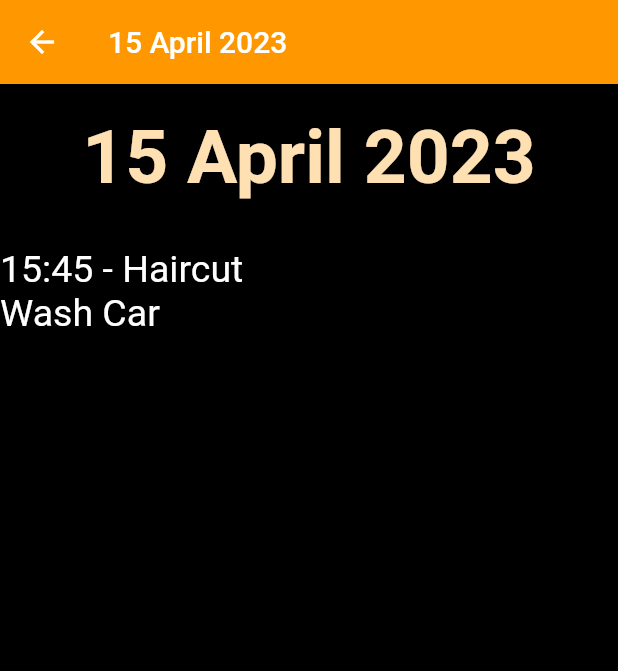
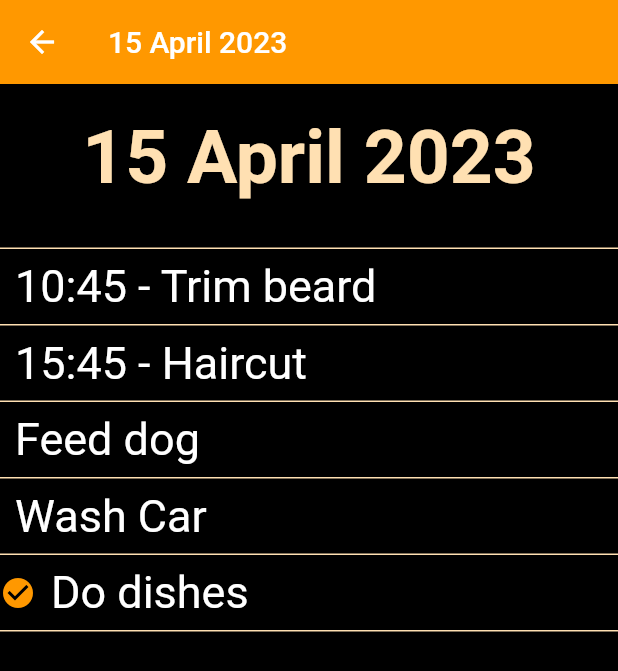
Before and after one commit to CristianTataru/to_do, a Flutter app: the screen it shows after launch, after a tap on an icon or button, on a phone screen of 412 x 824 dp. Shown: the top 671 px of the screen. Run offline on Flutter 3.47's test engine with Material 2 defaults, Android fonts, the phone set to English and light mode, and no system bars.

Commit message:
CRIS-27: Add menu buton for each entry in DatePage with "Done" and "D… (#9)

```diff
--- a/lib/database/database.dart
+++ b/lib/database/database.dart
@@ -3,17 +3,20 @@ import 'package:to_do_list/model/entry.dart';
 Database database = Database(
   {
     DateTime.tryParse("2023-04-15"): [
-      Entry("Haircut", DateTime.tryParse("2023-04-15 15:45"), true),
-      Entry("Wash Car", DateTime.tryParse("2023-04-15"), false),
+      Entry("Feed dog", DateTime.tryParse("2023-04-15"), false, false),
+      Entry("Do dishes", DateTime.tryParse("2023-04-15"), false, true),
+      Entry("Haircut", DateTime.tryParse("2023-04-15 15:45"), true, false),
+      Entry("Trim beard", DateTime.tryParse("2023-04-15 10:45"), true, false),
+      Entry("Wash Car", DateTime.tryParse("2023-04-15"), false, false),
     ],
     DateTime.tryParse("2023-04-17"): [
-      Entry('Buy Gift', DateTime.tryParse("2023-04-17"), false),
-      Entry('Buy Meat', DateTime.tryParse("2023-04-17"), false),
+      Entry('Buy Gift', DateTime.tryParse("2023-04-17"), false, false),
+      Entry('Buy Meat', DateTime.tryParse("2023-04-17"), false, false),
     ],
     null: [
-      Entry("Feed cat", null, false),
-      Entry('Clean house', null, false),
-      Entry("Fix sink", null, false),
+      Entry("Feed cat", null, false, false),
+      Entry('Clean house', null, false, false),
+      Entry("Fix sink", null, false, false),
     ],
   },
 );
@@ -37,9 +40,41 @@ class Database {
     }
   }
 
+  List<Entry> getEntryList(DateTime? key) {
+    if (!toDos.containsKey(key)) {
+      return [];
+    }
+    List<Entry> listReturned = toDos[key]!;
+    listReturned.sort(compareTwoEntries);
+    return listReturned;
+  }
+
+  //Sorteaza 2 entry in ordinea prioritatii:
+  //1.Pune taskurile "Not Done" inainte celor "Done".
+  //2.Pune taskurile cu ora inaintea celor fara ora.
+  //3.Pune taskurile cu ora mai devreme inaintea celor cu ora mai tarzie.
+  //4.Sorteaza taskurile in ordine alfabetica.
+  int compareTwoEntries(Entry a, Entry b) {
+    if (a.isDone == b.isDone) {
+      if (a.hasTime == b.hasTime) {
+        if (a.date == b.date) {
+          return a.name.compareTo(b.name);
+        }
+        if (a.date == null) {
+          return 1;
+        }
+        if (b.date == null) {
+          return -1;
+        }
+        return a.date!.compareTo(b.date!);
+      }
+      return b.hasTime ? 1 : -1;
+    }
+    return b.isDone ? -1 : 1;
+  }
+
   List<List<Entry>> getEntries() {
-    List<List<Entry>> myList = toDos.values.toList();
-
+    List<List<Entry>> myList = toDos.values.where((element) => element.isNotEmpty).toList();
     myList.sort(
       (a, b) {
         if (a.first.date == null) {
@@ -51,6 +86,9 @@ class Database {
         return a.first.date!.compareTo(b.first.date!);
       },
     );
+    for (int i = 0; i < myList.length; i++) {
+      myList[i].sort(compareTwoEntries);
+    }
     return myList;
   }
 }
--- a/lib/feature/add_entry/add_entry_page.dart
+++ b/lib/feature/add_entry/add_entry_page.dart
@@ -212,11 +212,7 @@ class _AddEntryPageState extends State<AddEntryPage> {
                     ? null
                     : () {
                         database.addEntry(
-                          Entry(
-                            textController.text,
-                            dataAleasa,
-                            oraAleasa != null,
-                          ),
+                          Entry(textController.text, dataAleasa, oraAleasa != null, false),
                         );
                         Navigator.of(context).pop();
                       },
--- a/lib/feature/date_page/date_page.dart
+++ b/lib/feature/date_page/date_page.dart
@@ -1,10 +1,12 @@
 import 'package:flutter/material.dart';
 import 'package:intl/intl.dart';
+import 'package:to_do_list/database/database.dart';
 import 'package:to_do_list/model/entry.dart';
 
 class DatePage extends StatefulWidget {
-  final List<Entry> todayEntries;
-  const DatePage(this.todayEntries, {super.key});
+  final void Function() homeCallback;
+  final DateTime? entryKey;
+  const DatePage(this.homeCallback, this.entryKey, {super.key});
 
   @override
   State<DatePage> createState() => _DatePageState();
@@ -15,11 +17,8 @@ class _DatePageState extends State<DatePage> {
 
   @override
   Widget build(BuildContext context) {
-    final pageTitle = widget.todayEntries[0].date == null
-        ? "Others"
-        : dateFormatter.format(
-            widget.todayEntries[0].date!,
-          );
+    final todayEntries = database.getEntryList(widget.entryKey);
+    final pageTitle = widget.entryKey == null ? "Others" : dateFormatter.format(widget.entryKey!);
     return Scaffold(
       backgroundColor: Colors.black,
       appBar: AppBar(
@@ -50,8 +49,15 @@ class _DatePageState extends State<DatePage> {
                 child: Column(
                   crossAxisAlignment: CrossAxisAlignment.stretch,
                   children: [
-                    ...widget.todayEntries.map(
-                      (e) => ShowEntry(e),
+                    Container(
+                      height: 1,
+                      color: Colors.orange[100],
+                    ),
+                    ...todayEntries.map(
+                      (e) => ShowEntry(widget.entryKey, () {
+                        widget.homeCallback();
+                        setState(() {});
+                      }, e),
                     ),
                   ],
                 ),
@@ -65,8 +71,10 @@ class _DatePageState extends State<DatePage> {
 }
 
 class ShowEntry extends StatefulWidget {
+  final DateTime? entryKey;
+  final void Function() callback;
   final Entry entry;
-  const ShowEntry(this.entry, {super.key});
+  const ShowEntry(this.entryKey, this.callback, this.entry, {super.key});
 
   @override
   State<ShowEntry> createState() => _ShowEntryState();
@@ -74,18 +82,146 @@ class ShowEntry extends StatefulWidget {
 
 class _ShowEntryState extends State<ShowEntry> {
   static final DateFormat timeFormatter = DateFormat('HH:mm');
+
+  void onPopupButtonPressed(String value) {
+    if (value == "Done") {
+      onEntryDone();
+    } else if (value == "Undone") {
+      onEntryUndone();
+    } else if (value == "Delete") {
+      onEntryDelete();
+    }
+  }
+
+  void onEntryDone() => setState(() {
+        widget.entry.isDone = true;
+        widget.callback();
+      });
+
+  void onEntryUndone() => setState(() {
+        widget.entry.isDone = false;
+        widget.callback();
+      });
+
+  void onEntryDelete() {
+    showDialog(
+      context: context,
+      builder: (context) {
+        return AlertDialog(
+          title: const Text("Delete entry"),
+          content: const Text(
+            "Are you sure you want to delete this entry?",
+            style: TextStyle(fontSize: 25),
+          ),
+          actions: [
+            TextButton(
+              onPressed: onEntryDeleteConfirmed,
+              child: const Text(
+                "Confirm",
+                style: TextStyle(
+                  fontSize: 20,
+                  color: Colors.black,
+                ),
+              ),
+            ),
+            TextButton(
+              onPressed: () {
+                Navigator.of(context).pop();
+              },
+              child: const Text(
+                "Cancel",
+                style: TextStyle(
+                  fontSize: 20,
+                  color: Colors.black,
+                ),
+              ),
+            )
+          ],
+          backgroundColor: Colors.orange[100],
+        );
+      },
+    );
+  }
+
+  void onEntryDeleteConfirmed() {
+    if (database.toDos[widget.entryKey]!.length == 1) {
+      Navigator.of(context).pop();
+      database.toDos[widget.entryKey]!.remove(widget.entry);
+      widget.callback();
+    } else {
+      setState(() {
+        database.toDos[widget.entryKey]!.remove(widget.entry);
+        widget.callback();
+      });
+    }
+    Navigator.of(context).pop();
+  }
+
   @override
   Widget build(BuildContext context) {
     return Column(
       crossAxisAlignment: CrossAxisAlignment.start,
       children: [
+        Container(
+          decoration: BoxDecoration(
+            border: Border(
+              bottom: BorderSide(color: Colors.orange[100]!),
+            ),
+          ),
+          child: Row(
+            children: [
+              Visibility(
+                visible: widget.entry.isDone,
+                child: const Icon(
+                  Icons.check_circle,
+                  color: Colors.orange,
+                ),
+              ),
+              const SizedBox(
+                height: 50,
+                width: 10,
+              ),
               Text(
                 widget.entry.hasTime
                     ? "${timeFormatter.format(widget.entry.date!)} - ${widget.entry.name}"
                     : widget.entry.name,
-          style: const TextStyle(color: Colors.white, fontSize: 25),
+                style: const TextStyle(color: Colors.white, fontSize: 30),
                 textAlign: TextAlign.left,
+              ),
+              const Spacer(),
+              PopupMenuButton(
+                onSelected: onPopupButtonPressed,
+                itemBuilder: (context) {
+                  return [
+                    const PopupMenuItem(
+                      value: "Edit",
+                      child: Text(
+                        "Edit",
+                        style: TextStyle(fontSize: 25),
+                      ),
+                    ),
+                    PopupMenuItem(
+                      value: widget.entry.isDone ? "Undone" : "Done",
+                      child: Text(
+                        widget.entry.isDone ? "Undone" : "Done",
+                        style: const TextStyle(fontSize: 25),
+                      ),
+                    ),
+                    const PopupMenuItem(
+                      value: "Delete",
+                      child: Text(
+                        "Delete",
+                        style: TextStyle(fontSize: 25),
+                      ),
                     )
+                  ];
+                },
+                color: Colors.orange[100],
+                icon: const Icon(Icons.menu),
+              )
+            ],
+          ),
+        ),
       ],
     );
   }
--- a/lib/feature/home/home_page.dart
+++ b/lib/feature/home/home_page.dart
@@ -41,7 +41,9 @@ class _HomePageState extends State<HomePage> {
                     ...database
                         .getEntries()
                         .map(
-                          (e) => EntryWidget(e),
+                          (e) => EntryWidget(() {
+                            setState(() {});
+                          }, e),
                         )
                         .toList(),
                     Container(
@@ -86,8 +88,9 @@ class _HomePageState extends State<HomePage> {
 }
 
 class EntryWidget extends StatefulWidget {
+  final void Function() homeCallback;
   final List<Entry> entryList;
-  const EntryWidget(this.entryList, {super.key});
+  const EntryWidget(this.homeCallback, this.entryList, {super.key});
 
   @override
   State<EntryWidget> createState() => _EntryWidgetState();
@@ -104,7 +107,16 @@ class _EntryWidgetState extends State<EntryWidget> {
         Navigator.of(context).push(
           MaterialPageRoute(
             builder: (context) {
-              return DatePage(widget.entryList);
+              return DatePage(
+                widget.homeCallback,
+                widget.entryList.first.date == null
+                    ? null
+                    : DateTime(
+                        widget.entryList.first.date!.year,
+                        widget.entryList.first.date!.month,
+                        widget.entryList.first.date!.day,
+                      ),
+              );
             },
           ),
         );
--- a/lib/model/entry.dart
+++ b/lib/model/entry.dart
@@ -2,6 +2,7 @@ class Entry {
   String name;
   DateTime? date;
   bool hasTime;
+  bool isDone;
 
-  Entry(this.name, this.date, this.hasTime);
+  Entry(this.name, this.date, this.hasTime, this.isDone);
 }
```
Lines whose indentation alone changed are shown as unchanged.
